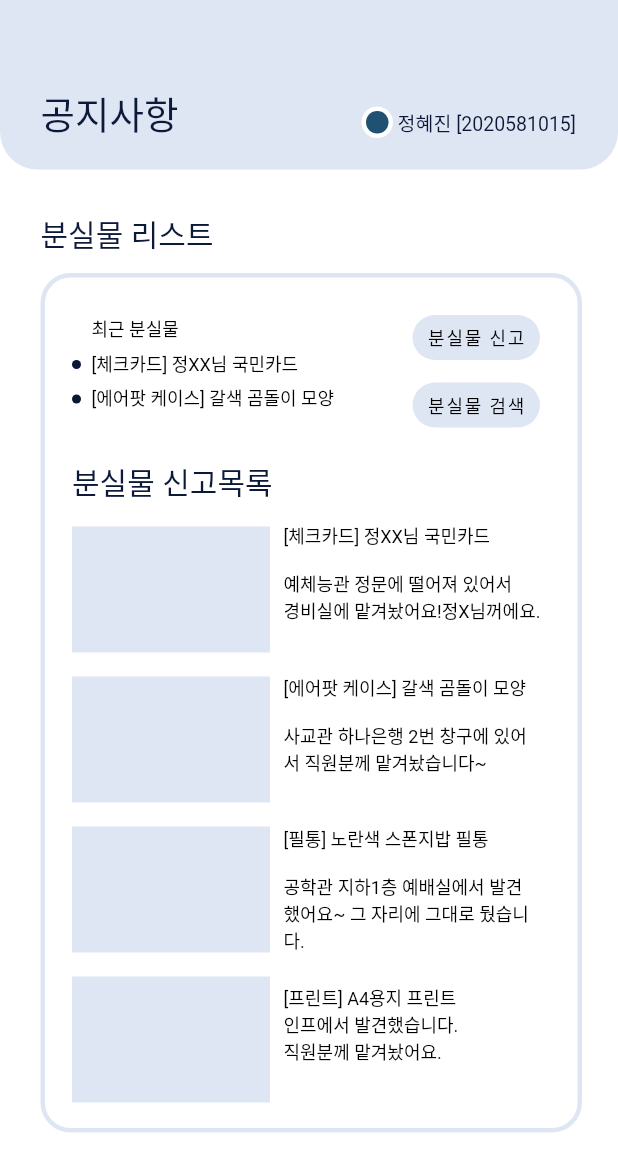
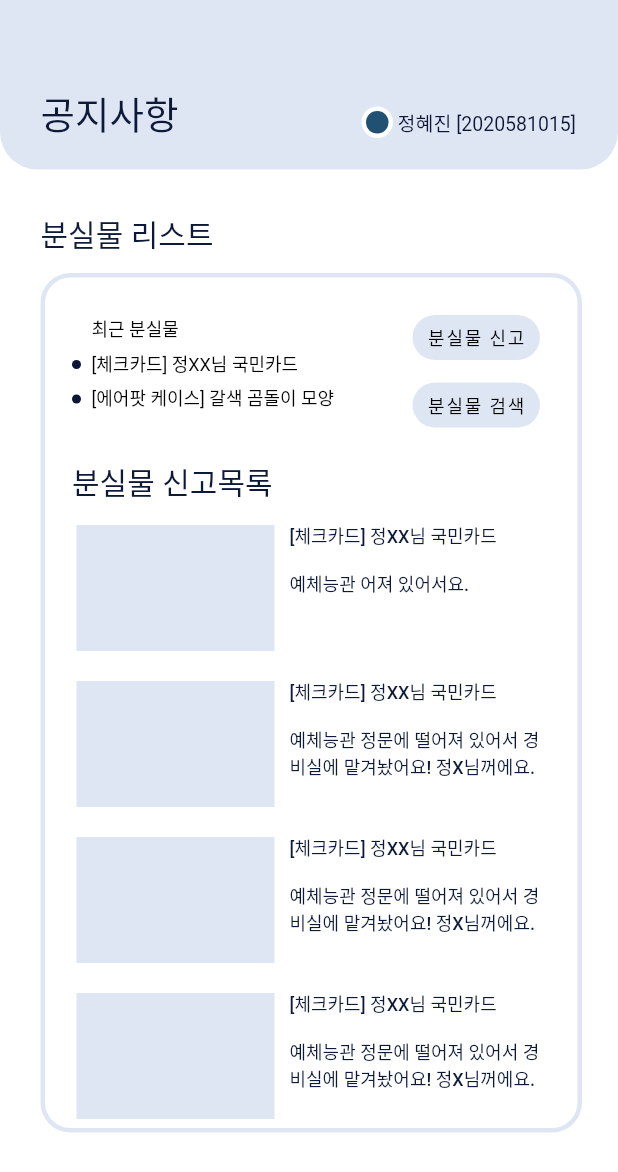
Before and after one commit to suzumsz/Everything_Jeon, a Flutter app: the XDinfo_list screen opened by its route, on a phone screen of 412 x 824 dp. Shown: the top 1172 px of the screen. Run offline on Flutter 3.47's test engine with Material 2 defaults, Android fonts, the phone set to English and light mode, and no system bars; missing offline and left inert: adobe_xd; Roboto replaces fonts that are missing (DX유니고딕 20).

Commit message:
공지사항 업데이트

```diff
--- a/lib/XDinfo_list.dart
+++ b/lib/XDinfo_list.dart
@@ -7,52 +7,94 @@ class XDinfo_list extends StatelessWidget {
   XDinfo_list({
     Key key,
   }) : super(key: key);
+
+  //분실물 리스트 박스
+  Widget lostProperetyBox(String imgSrc, String title, String content) {
+    return FlatButton(
+      onPressed: () {},
+      child: Row(
+        crossAxisAlignment: CrossAxisAlignment.start,
+        children: [
+          Container(
+            margin: EdgeInsets.only(top: 10, bottom: 10, right: 10),
+            width: 132.0,
+            height: 84.0,
+            decoration: BoxDecoration(
+              color: const Color(0xffdfe6f3),
+            ),
+          ),
+          Container(
+              child: Flexible(
+                  child: Container(
+            margin: EdgeInsets.only(top: 8),
+            child: Column(
+              children: <Widget>[
+                Text(
+                  title + "\n\n" + content,
+                  maxLines: 4,
+                  style: TextStyle(
+                    fontFamily: 'DX유니고딕 20',
+                    fontSize: 12,
+                    color: const Color(0xff0c1939),
+                  ),
+                  textAlign: TextAlign.left,
+                ),
+              ],
+            ),
+          ))),
+        ],
+      ),
+    );
+  }
+
   @override
   Widget build(BuildContext context) {
     return Scaffold(
       backgroundColor: const Color(0xffffffff),
       body: Stack(
-        children: <Widget>[
-          Transform.translate(
-            offset: Offset(48.0, 351.0),
-            child: Container(
-              width: 132.0,
-              height: 84.0,
+        children: [
+          /* 박스 */
+          Container(
+              margin: EdgeInsets.only(left: 27, top: 182),
+              padding: EdgeInsets.only(left: 5, top: 155),
+              width: 361.0,
+              height: 573.0,
               decoration: BoxDecoration(
-                color: const Color(0xffdfe6f3),
+                borderRadius: BorderRadius.circular(20.0),
+                border: Border.all(width: 3.0, color: const Color(0xffdfe6f3)),
               ),
-            ),
-          ),
-          Transform.translate(
-            offset: Offset(48.0, 451.0),
-            child: Container(
-              width: 132.0,
-              height: 84.0,
-              decoration: BoxDecoration(
-                color: const Color(0xffdfe6f3),
-              ),
-            ),
-          ),
-          Transform.translate(
-            offset: Offset(48.0, 551.0),
-            child: Container(
-              width: 132.0,
-              height: 84.0,
-              decoration: BoxDecoration(
-                color: const Color(0xffdfe6f3),
-              ),
-            ),
-          ),
-          Transform.translate(
-            offset: Offset(48.0, 651.0),
-            child: Container(
-              width: 132.0,
-              height: 84.0,
-              decoration: BoxDecoration(
-                color: const Color(0xffdfe6f3),
-              ),
-            ),
-          ),
+              child: ListView(
+                children: [
+                  Container(
+                    child: Column(
+                      children: [
+                        lostProperetyBox(
+                            "", "[체크카드] 정XX님 국민카드", "예체능관 어져 있어서요."),
+                        lostProperetyBox("", "[체크카드] 정XX님 국민카드",
+                            "예체능관 정문에 떨어져 있어서 경비실에 맡겨놨어요! 정X님꺼에요."),
+                        lostProperetyBox("", "[체크카드] 정XX님 국민카드",
+                            "예체능관 정문에 떨어져 있어서 경비실에 맡겨놨어요! 정X님꺼에요."),
+                        lostProperetyBox("", "[체크카드] 정XX님 국민카드",
+                            "예체능관 정문에 떨어져 있어서 경비실에 맡겨놨어요! 정X님꺼에요."),
+                        lostProperetyBox("", "[체크카드] 정XX님 국민카드",
+                            "예체능관 정문에 떨어져 있어서 경비실에 맡겨놨어요! 정X님꺼에요."),
+                        lostProperetyBox("", "[체크카드] 정XX님 국민카드",
+                            "예체능관 정문에 떨어져 있어서 경비실에 맡겨놨어요! 정X님꺼에요."),
+                        lostProperetyBox("", "[체크카드] 정XX님 국민카드",
+                            "예체능관 정문에 떨어져 있어서 경비실에 맡겨놨어요! 정X님꺼에요."),
+                        lostProperetyBox("", "[체크카드] 정XX님 국민카드",
+                            "예체능관 정문에 떨어져 있어서 경비실에 맡겨놨어요! 정X님꺼에요."),
+                        lostProperetyBox("", "[체크카드] 정XX님 국민카드",
+                            "예체능관 정문에 떨어져 있어서 경비실에 맡겨놨어요! 정X님꺼에요."),
+                        lostProperetyBox("", "[체크카드] 정XX님 국민카드",
+                            "예체능관 정문에 떨어져 있어서 경비실에 맡겨놨어요! 정X님꺼에요."),
+                      ],
+                    ),
+                  )
+                ],
+              )),
+
+          /* */
           // Adobe XD layer: 'Background' (shape)
           Container(
             width: MediaQuery.of(context).size.width,
@@ -113,17 +155,7 @@ class XDinfo_list extends StatelessWidget {
               textAlign: TextAlign.left,
             ),
           ),
-          Transform.translate(
-            offset: Offset(27.0, 182.0),
-            child: Container(
-              width: 361.0,
-              height: 573.0,
-              decoration: BoxDecoration(
-                borderRadius: BorderRadius.circular(20.0),
-                border: Border.all(width: 3.0, color: const Color(0xffdfe6f3)),
-              ),
-            ),
-          ),
+
           Transform.translate(
             offset: Offset(61.0, 210.0),
             child: Text(
@@ -160,54 +192,8 @@ class XDinfo_list extends StatelessWidget {
               textAlign: TextAlign.left,
             ),
           ),
-          Transform.translate(
-            offset: Offset(189.0, 348.0),
-            child: Text(
-              '[체크카드] 정XX님 국민카드\n\n예체능관 정문에 떨어져 있어서\n경비실에 맡겨놨어요!정X님꺼에요.',
-              style: TextStyle(
-                fontFamily: 'DX유니고딕 20',
-                fontSize: 12,
-                color: const Color(0xff000000),
-              ),
-              textAlign: TextAlign.left,
-            ),
-          ),
-          Transform.translate(
-            offset: Offset(189.0, 449.0),
-            child: Text(
-              '[에어팟 케이스] 갈색 곰돌이 모양\n\n사교관 하나은행 2번 창구에 있어\n서 직원분께 맡겨놨습니다~',
-              style: TextStyle(
-                fontFamily: 'DX유니고딕 20',
-                fontSize: 12,
-                color: const Color(0xff000000),
-              ),
-              textAlign: TextAlign.left,
-            ),
-          ),
-          Transform.translate(
-            offset: Offset(189.0, 550.0),
-            child: Text(
-              '[필통] 노란색 스폰지밥 필통\n\n공학관 지하1층 예배실에서 발견\n했어요~ 그 자리에 그대로 뒀습니\n다.',
-              style: TextStyle(
-                fontFamily: 'DX유니고딕 20',
-                fontSize: 12,
-                color: const Color(0xff000000),
-              ),
-              textAlign: TextAlign.left,
-            ),
-          ),
-          Transform.translate(
-            offset: Offset(189.0, 656.0),
-            child: Text(
-              '[프린트] A4용지 프린트\n인프에서 발견했습니다.\n직원분께 맡겨놨어요. \n',
-              style: TextStyle(
-                fontFamily: 'DX유니고딕 20',
-                fontSize: 12,
-                color: const Color(0xff000000),
-              ),
-              textAlign: TextAlign.left,
-            ),
-          ),
+
+          //점박이
           Transform.translate(
             offset: Offset(48.0, 240.0),
             child: Container(
```
